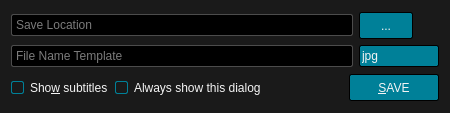
Old version of the form src/ui/screenshotdialog.ui in the repository u8sand/Baka-MPlayer.
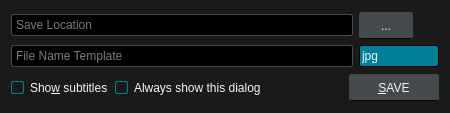
New version of the form. Icons and pictures are not drawn.

Patch:
```diff
--- a/src/ui/screenshotdialog.ui
+++ b/src/ui/screenshotdialog.ui
@@ -64,7 +64,7 @@
 
 QLineEdit {
 	background: black;
-	border: 1px solid #4C4C4C;
+	border: 1px solid #454A4D;
 	border-radius: 2px;
 	padding: 2px;
 }
@@ -75,13 +75,14 @@
 /* QPushButton */
 
 QPushButton {
-    background: #008098;
+	background: #454A4D;
+	border: 1px solid #454A4D;
+	border-bottom: 1px solid black;
+	border-radius: 2px;
 	color: whitesmoke;
-	border: 1px solid black;
-	border-radius: 2px;
-	padding: 4px 6px;
-    min-width: 76px;
+	min-width: 76px;
 	min-height: 17px;
+	padding: 4px 6px;
 }
 QPushButton:focus {
 	border: 1px solid whitesmoke;
@@ -92,8 +93,8 @@
 }
 QPushButton:disabled {
 	background: black;
-	border: 1px solid #4C4C4C;
-    color: #B8B8B8;
+	border: 1px solid #454A4D;
+	color: #B8B8B8;
 }</string>
   </property>
   <layout class="QVBoxLayout" name="verticalLayout">
```
Left out of the diff: 4 changed lines with no effect on the pictures.
